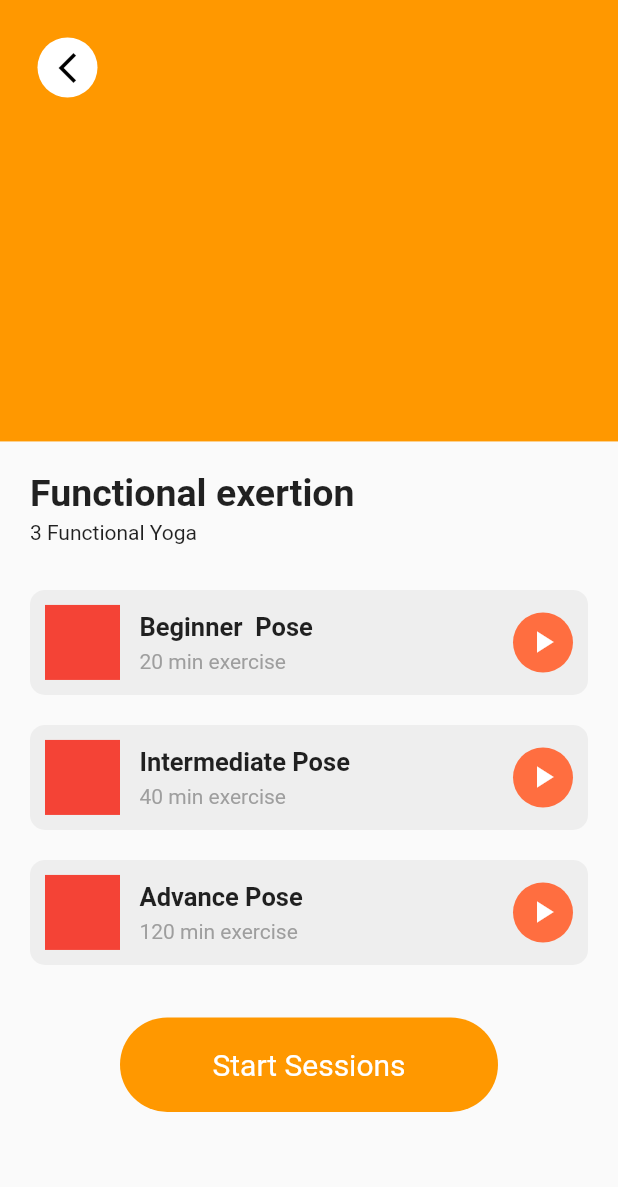
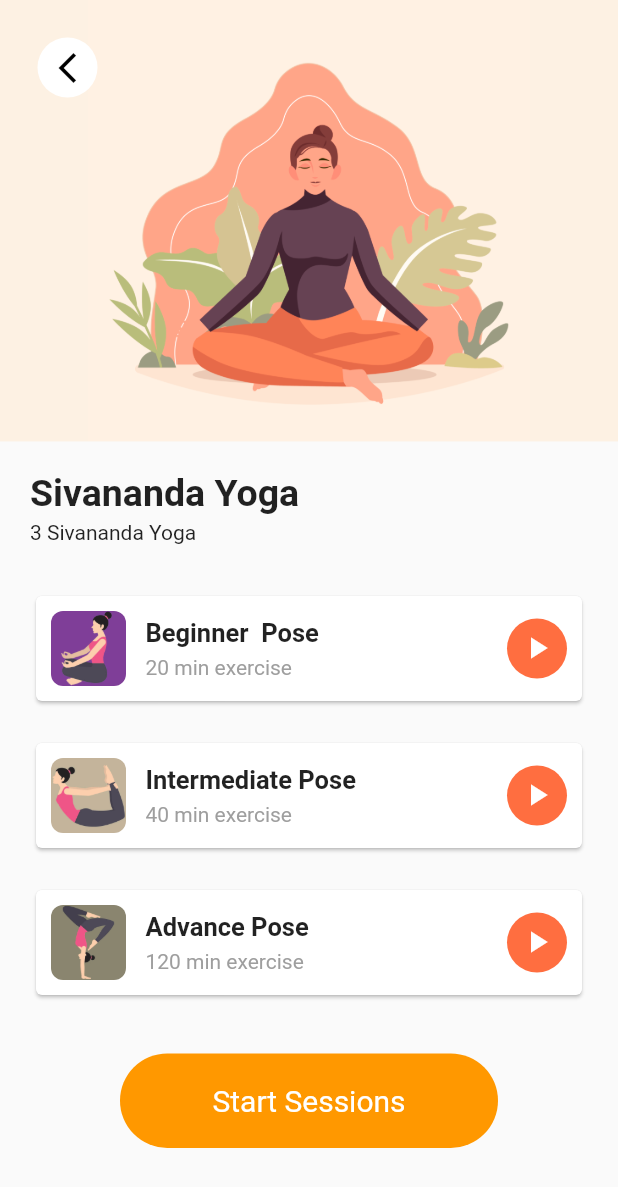
Before and after one commit to sitharaj88/yoga_mate, a Flutter app: the Detail screen opened directly, on a phone screen of 412 x 824 dp. Shown: the top 1187 px of the screen. Run offline on Flutter 3.47's test engine with Material 2 defaults, Android fonts, the phone set to English and light mode, and no system bars; our stand-ins replace get.

Commit message:
images are added

```diff
--- a/lib/detail.dart
+++ b/lib/detail.dart
@@ -16,10 +16,14 @@ class Detail extends StatelessWidget {
                     crossAxisAlignment: CrossAxisAlignment.start,
                     children: [
                       Container(
-                          decoration: BoxDecoration(color: Colors.orange),
+                          decoration: BoxDecoration(color: Color(0xFFFDF1E3)),
                           height: Get.width / 1.4,
                           child: Stack(
-                            children: [],
+                            children: [
+                              Center(
+                                child: Image.asset("assets/imgs/yoga.png"),
+                              )
+                            ],
                           )),
                       Container(
                         padding: EdgeInsets.all(20),
@@ -27,14 +31,14 @@ class Detail extends StatelessWidget {
                           crossAxisAlignment: CrossAxisAlignment.start,
                           children: [
                             Text(
-                              "Functional exertion",
+                              "Sivananda Yoga",
                               style: TextStyle(
                                   fontSize: 25, fontWeight: FontWeight.bold),
                             ),
                             SizedBox(
                               height: 4,
                             ),
-                            Text("3 Functional Yoga")
+                            Text("3 Sivananda Yoga")
                           ],
                         ),
                       ),
@@ -69,29 +73,36 @@ class Detail extends StatelessWidget {
     return Container(
       child: Column(
         children: [
-          _yogaLevelItem("Beginner  Pose", "20 min exercise"),
-          _yogaLevelItem("Intermediate Pose", "40 min exercise"),
-          _yogaLevelItem("Advance Pose", "120 min exercise"),
+          _yogaLevelItem("Beginner  Pose", "20 min exercise",
+              "assets/imgs/yoga_pose_1.jpg"),
+          _yogaLevelItem("Intermediate Pose", "40 min exercise",
+              "assets/imgs/yoga_pose_2.jpg"),
+          _yogaLevelItem("Advance Pose", "120 min exercise",
+              "assets/imgs/yoga_pose_3.jpg"),
         ],
       ),
     );
   }
 
-  Widget _yogaLevelItem(String title, String desc) {
+  Widget _yogaLevelItem(String title, String desc, String img) {
     return Container(
       margin: EdgeInsets.fromLTRB(20, 10, 20, 10),
+      child: Card(
+        child: Container(
           padding: EdgeInsets.all(10),
-      decoration: BoxDecoration(
-          color: Colors.grey.shade200, borderRadius: BorderRadius.circular(10)),
+          decoration: BoxDecoration(borderRadius: BorderRadius.circular(10)),
           child: Row(
             mainAxisAlignment: MainAxisAlignment.spaceBetween,
             children: [
               Row(
                 children: [
-              Container(
-                color: Colors.red,
+                  ClipRRect(
+                    borderRadius: BorderRadius.circular(8),
+                    child: Image.asset(
+                      img,
                       width: 50,
                       height: 50,
+                    ),
                   ),
                   SizedBox(
                     width: 13,
@@ -101,7 +112,8 @@ class Detail extends StatelessWidget {
                     children: [
                       Text(
                         title,
-                    style: TextStyle(fontWeight: FontWeight.bold, fontSize: 17),
+                        style: TextStyle(
+                            fontWeight: FontWeight.bold, fontSize: 17),
                       ),
                       SizedBox(
                         height: 5,
@@ -123,6 +135,8 @@ class Detail extends StatelessWidget {
               )
             ],
           ),
+        ),
+      ),
     );
   }
 
@@ -131,11 +145,16 @@ class Detail extends StatelessWidget {
       padding: EdgeInsets.all(25),
       child: Row(
         children: [
-          CircleAvatar(
+          GestureDetector(
+            onTap: () {
+              Get.back();
+            },
+            child: CircleAvatar(
               backgroundColor: Colors.white,
               child: Icon(
                 Icons.arrow_back_ios_new,
                 color: Colors.black,
+              ),
             ),
           )
         ],
--- a/lib/main.dart
+++ b/lib/main.dart
@@ -1,4 +1,5 @@
 import 'package:flutter/material.dart';
+import 'package:get/route_manager.dart';
 import 'package:yoga_mate/home.dart';
 
 import 'detail.dart';
@@ -12,7 +13,7 @@ class YogaMateApp extends StatelessWidget {
 
   @override
   Widget build(BuildContext context) {
-    return MaterialApp(
+    return GetMaterialApp(
       debugShowCheckedModeBanner: false,
       home: Home(),
     );
```
Also changed, not shown: lib/home.dart (+70 -14 lines), pubspec.yaml (+10 -1 lines), assets/imgs/yoga.png (added), assets/imgs/yoga_banner.png (added), assets/imgs/yoga_pose_1.jpg (added), assets/imgs/yoga_pose_2.jpg (added), assets/imgs/yoga_pose_3.jpg (added), assets/imgs/yoga_type_1.png (added). Lines whose indentation alone changed are shown as unchanged.
